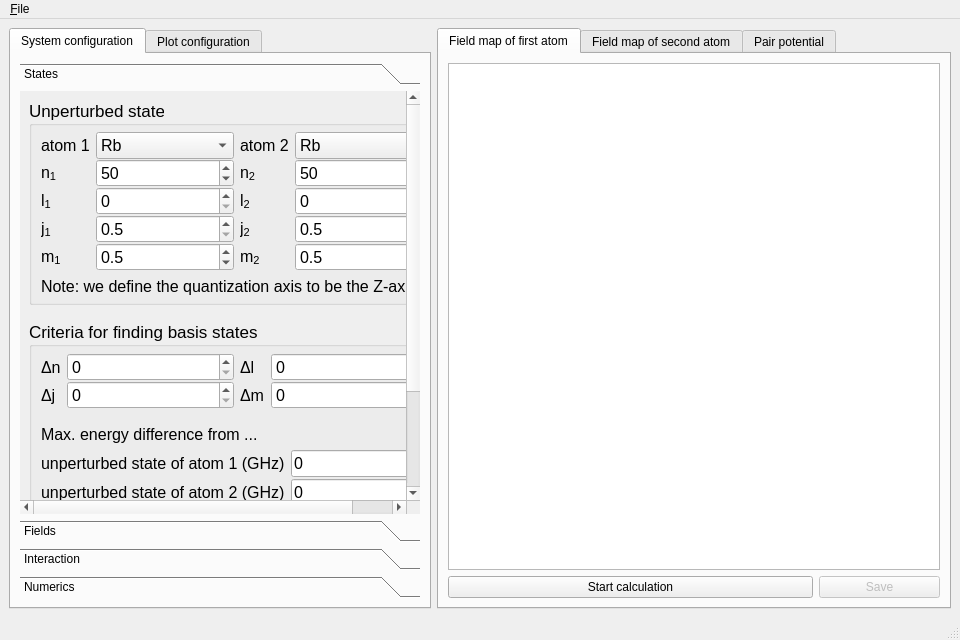
Before: the Qt Designer form gui2/plotter.ui in pairinteraction/pairinteraction, drawn with Qt 5.
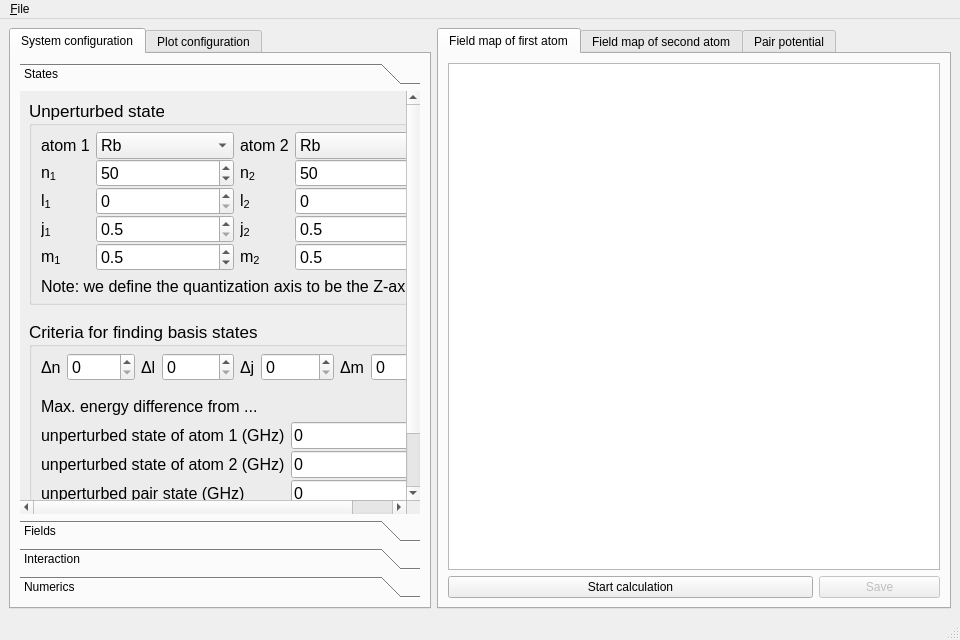
After: the same form once the commit is applied. Custom widgets are drawn as their Qt base class.

Diff of the .ui file:
```diff
--- a/gui2/plotter.ui
+++ b/gui2/plotter.ui
@@ -66,7 +66,7 @@
              <x>0</x>
              <y>0</y>
              <width>400</width>
-             <height>534</height>
+             <height>470</height>
             </rect>
            </property>
            <attribute name="label">
@@ -641,7 +641,7 @@
                    <property name="verticalSpacing">
                     <number>0</number>
                    </property>
-                   <item row="2" column="0">
+                   <item row="1" column="0">
                     <widget class="QLabel" name="label_9">
                      <property name="font">
                       <font>
@@ -656,7 +656,7 @@
                      </property>
                     </widget>
                    </item>
-                   <item row="2" column="1">
+                   <item row="1" column="1">
                     <widget class="QSpinBox" name="spinbox_system_deltaN">
                      <property name="sizePolicy">
                       <sizepolicy hsizetype="MinimumExpanding" vsizetype="Fixed">
@@ -683,48 +683,6 @@
                      </property>
                     </widget>
                    </item>
-                   <item row="3" column="0">
-                    <widget class="QLabel" name="label_12">
-                     <property name="font">
-                      <font>
-                       <pointsize>12</pointsize>
-                      </font>
-                     </property>
-                     <property name="text">
-                      <string>Δj</string>
-                     </property>
-                     <property name="textFormat">
-                      <enum>Qt::AutoText</enum>
-                     </property>
-                    </widget>
-                   </item>
-                   <item row="3" column="1">
-                    <widget class="QSpinBox" name="spinbox_system_deltaJ">
-                     <property name="sizePolicy">
-                      <sizepolicy hsizetype="MinimumExpanding" vsizetype="Fixed">
-                       <horstretch>0</horstretch>
-                       <verstretch>0</verstretch>
-                      </sizepolicy>
-                     </property>
-                     <property name="minimumSize">
-                      <size>
-                       <width>0</width>
-                       <height>0</height>
-                      </size>
-                     </property>
-                     <property name="font">
-                      <font>
-                       <pointsize>12</pointsize>
-                      </font>
-                     </property>
-                     <property name="maximum">
-                      <number>99</number>
-                     </property>
-                     <property name="value">
-                      <number>0</number>
-                     </property>
-                    </widget>
-                   </item>
                   </layout>
                  </item>
                  <item>
@@ -783,7 +741,108 @@
                      </property>
                     </widget>
                    </item>
-                   <item row="2" column="0">
+                  </layout>
+                 </item>
+                 <item>
+                  <layout class="QFormLayout" name="formLayout_7">
+                   <property name="fieldGrowthPolicy">
+                    <enum>QFormLayout::ExpandingFieldsGrow</enum>
+                   </property>
+                   <property name="labelAlignment">
+                    <set>Qt::AlignLeading|Qt::AlignLeft|Qt::AlignVCenter</set>
+                   </property>
+                   <property name="formAlignment">
+                    <set>Qt::AlignLeading|Qt::AlignLeft|Qt::AlignTop</set>
+                   </property>
+                   <property name="verticalSpacing">
+                    <number>0</number>
+                   </property>
+                   <item row="1" column="1">
+                    <widget class="QSpinBox" name="spinbox_system_deltaJ">
+                     <property name="sizePolicy">
+                      <sizepolicy hsizetype="MinimumExpanding" vsizetype="Fixed">
+                       <horstretch>0</horstretch>
+                       <verstretch>0</verstretch>
+                      </sizepolicy>
+                     </property>
+                     <property name="minimumSize">
+                      <size>
+                       <width>0</width>
+                       <height>0</height>
+                      </size>
+                     </property>
+                     <property name="font">
+                      <font>
+                       <pointsize>12</pointsize>
+                      </font>
+                     </property>
+                     <property name="maximum">
+                      <number>99</number>
+                     </property>
+                     <property name="value">
+                      <number>0</number>
+                     </property>
+                    </widget>
+                   </item>
+                   <item row="1" column="0">
+                    <widget class="QLabel" name="label_12">
+                     <property name="font">
+                      <font>
+                       <pointsize>12</pointsize>
+                      </font>
+                     </property>
+                     <property name="text">
+                      <string>Δj</string>
+                     </property>
+                     <property name="textFormat">
+                      <enum>Qt::AutoText</enum>
+                     </property>
+                    </widget>
+                   </item>
+                  </layout>
+                 </item>
+                 <item>
+                  <layout class="QFormLayout" name="formLayout_2">
+                   <property name="fieldGrowthPolicy">
+                    <enum>QFormLayout::ExpandingFieldsGrow</enum>
+                   </property>
+                   <property name="labelAlignment">
+                    <set>Qt::AlignLeading|Qt::AlignLeft|Qt::AlignVCenter</set>
+                   </property>
+                   <property name="formAlignment">
+                    <set>Qt::AlignLeading|Qt::AlignLeft|Qt::AlignTop</set>
+                   </property>
+                   <property name="verticalSpacing">
+                    <number>0</number>
+                   </property>
+                   <item row="1" column="1">
+                    <widget class="QSpinBox" name="spinbox_system_deltaM">
+                     <property name="sizePolicy">
+                      <sizepolicy hsizetype="MinimumExpanding" vsizetype="Fixed">
+                       <horstretch>0</horstretch>
+                       <verstretch>0</verstretch>
+                      </sizepolicy>
+                     </property>
+                     <property name="minimumSize">
+                      <size>
+                       <width>0</width>
+                       <height>0</height>
+                      </size>
+                     </property>
+                     <property name="font">
+                      <font>
+                       <pointsize>12</pointsize>
+                      </font>
+                     </property>
+                     <property name="maximum">
+                      <number>99</number>
+                     </property>
+                     <property name="value">
+                      <number>0</number>
+                     </property>
+                    </widget>
+                   </item>
+                   <item row="1" column="0">
                     <widget class="QLabel" name="label_13">
                      <property name="font">
                       <font>
@@ -798,33 +857,6 @@
                      </property>
                     </widget>
                    </item>
-                   <item row="2" column="1">
-                    <widget class="QSpinBox" name="spinbox_system_deltaM">
-                     <property name="sizePolicy">
-                      <sizepolicy hsizetype="MinimumExpanding" vsizetype="Fixed">
-                       <horstretch>0</horstretch>
-                       <verstretch>0</verstretch>
-                      </sizepolicy>
-                     </property>
-                     <property name="minimumSize">
-                      <size>
-                       <width>0</width>
-                       <height>0</height>
-                      </size>
-                     </property>
-                     <property name="font">
-                      <font>
-                       <pointsize>12</pointsize>
-                      </font>
-                     </property>
-                     <property name="maximum">
-                      <number>99</number>
-                     </property>
-                     <property name="value">
-                      <number>0</number>
-                     </property>
-                    </widget>
-                   </item>
                   </layout>
                  </item>
                 </layout>
@@ -1023,10 +1055,13 @@
               <property name="orientation">
                <enum>Qt::Vertical</enum>
               </property>
+              <property name="sizeType">
+               <enum>QSizePolicy::Expanding</enum>
+              </property>
               <property name="sizeHint" stdset="0">
                <size>
                 <width>20</width>
-                <height>40</height>
+                <height>0</height>
                </size>
               </property>
              </spacer>
@@ -1897,7 +1932,7 @@
                       </font>
                      </property>
                      <property name="text">
-                      <string>min. (GHz)</string>
+                      <string>min. energy (GHz)</string>
                      </property>
                      <property name="textFormat">
                       <enum>Qt::AutoText</enum>
@@ -1955,7 +1990,7 @@
                       </font>
                      </property>
                      <property name="text">
-                      <string>max. (GHz)</string>
+                      <string>max. energy (GHz)</string>
                      </property>
                      <property name="textFormat">
                       <enum>Qt::AutoText</enum>
```
